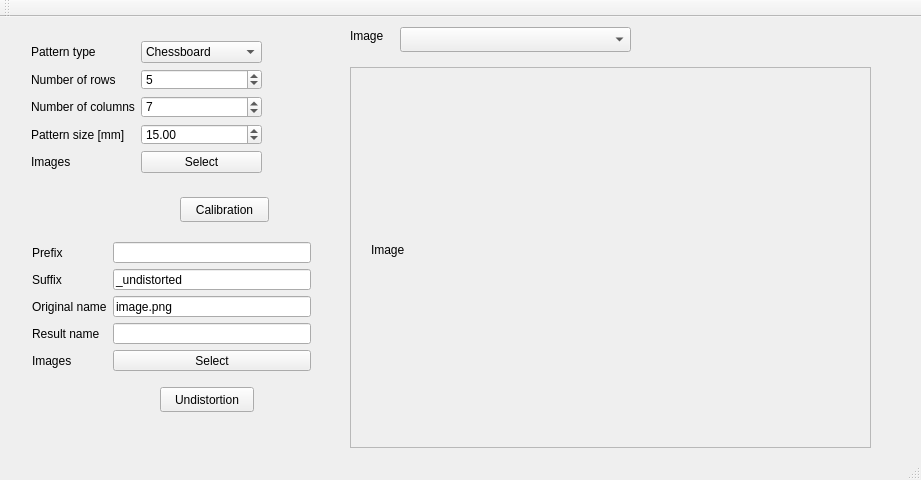
The window that mainwindow.ui (zouwen198317/LensUndistortionCpp) describes before a commit, drawn with Qt 5.
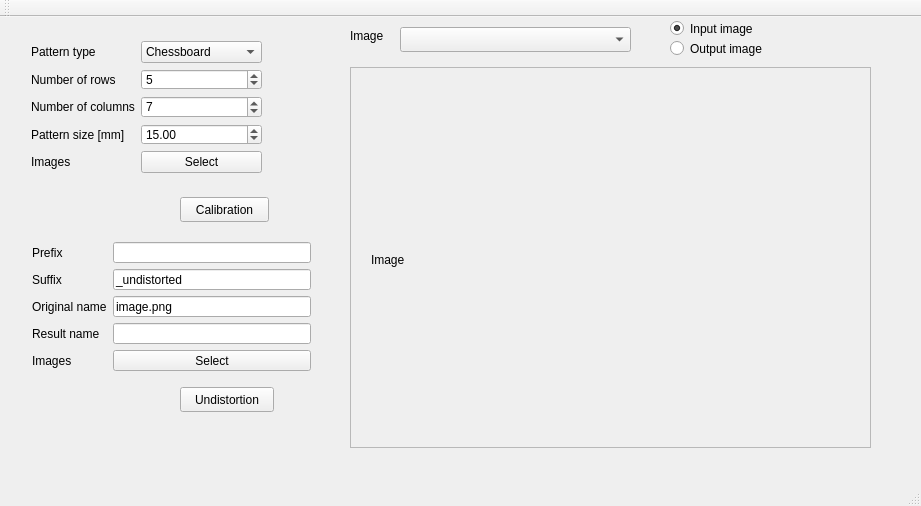
The same window after the commit.

What changed in the file:
```diff
--- a/mainwindow.ui
+++ b/mainwindow.ui
@@ -7,7 +7,7 @@
     <x>0</x>
     <y>0</y>
     <width>921</width>
-    <height>480</height>
+    <height>506</height>
    </rect>
   </property>
   <property name="windowTitle">
@@ -30,7 +30,7 @@
    <widget class="QPushButton" name="trigger_undistortion">
     <property name="geometry">
      <rect>
-      <x>160</x>
+      <x>180</x>
       <y>370</y>
       <width>94</width>
       <height>25</height>
@@ -90,7 +90,7 @@
         <x>20</x>
         <y>26</y>
         <width>481</width>
-        <height>311</height>
+        <height>331</height>
        </rect>
       </property>
       <property name="text">
@@ -99,7 +99,7 @@
      </widget>
     </widget>
    </widget>
-   <widget class="QWidget" name="">
+   <widget class="QWidget" name="layoutWidget">
     <property name="geometry">
      <rect>
       <x>20</x>
@@ -212,7 +212,7 @@
      </item>
     </layout>
    </widget>
-   <widget class="QWidget" name="">
+   <widget class="QWidget" name="layoutWidget">
     <property name="geometry">
      <rect>
       <x>21</x>
@@ -294,6 +294,44 @@
      </item>
     </layout>
    </widget>
+   <widget class="QRadioButton" name="radio_viewer_input">
+    <property name="geometry">
+     <rect>
+      <x>670</x>
+      <y>0</y>
+      <width>107</width>
+      <height>23</height>
+     </rect>
+    </property>
+    <property name="text">
+     <string>Input image</string>
+    </property>
+    <property name="checked">
+     <bool>true</bool>
+    </property>
+    <attribute name="buttonGroup">
+     <string notr="true">group_viewer_image</string>
+    </attribute>
+   </widget>
+   <widget class="QRadioButton" name="radio_viewer_output">
+    <property name="geometry">
+     <rect>
+      <x>670</x>
+      <y>20</y>
+      <width>120</width>
+      <height>23</height>
+     </rect>
+    </property>
+    <property name="text">
+     <string>Output image</string>
+    </property>
+    <property name="checked">
+     <bool>false</bool>
+    </property>
+    <attribute name="buttonGroup">
+     <string notr="true">group_viewer_image</string>
+    </attribute>
+   </widget>
   </widget>
   <widget class="QMenuBar" name="menuBar">
    <property name="geometry">
```
Left out of the diff: 8 changed lines with no effect on the pictures.
